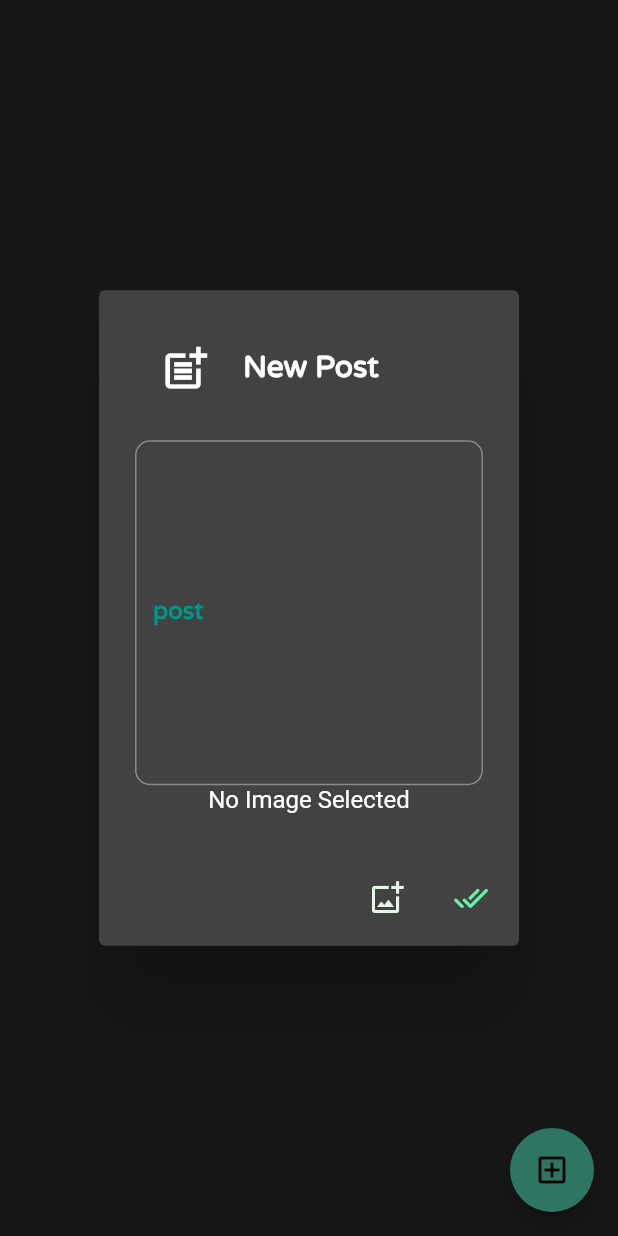
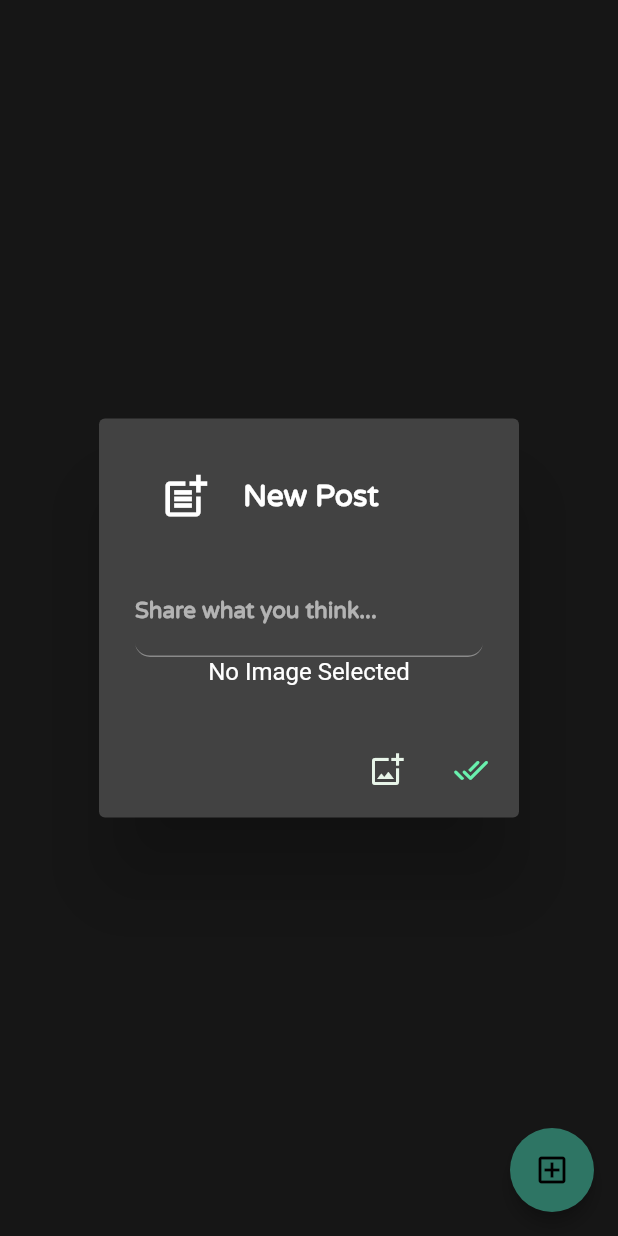
Before and after one commit to Read-Lax/ReadLax, a Flutter app: the ExplorePage screen opened directly, after a tap on the "add box" icon, on a phone screen of 412 x 824 dp. Run offline on Flutter 3.47's test engine with Material 2 defaults, Android fonts, the phone set to English and light mode, and no system bars; our stand-ins replace adhan, audioplayers, cloud_firestore, firebase_auth, firebase_core, firebase_storage and 7 more; missing offline and left inert: numeral, slide_digital_clock; accounts and stored records are empty.

Commit message:
Adding some designs and features

```diff
--- a/lib/pages/ExplorePage.dart
+++ b/lib/pages/ExplorePage.dart
@@ -141,25 +141,29 @@ class _ExplorePageState extends State<ExplorePage> {
                     controller: userPost,
                     cursorColor: Colors.black,
                     keyboardType: TextInputType.multiline,
-                    maxLines: 10,
+                    maxLines: null,
                     decoration: const InputDecoration(
                       hoverColor: Colors.greenAccent,
                       fillColor: Colors.black,
-                      border: OutlineInputBorder(
+                      border: UnderlineInputBorder(
                           borderRadius:
                               BorderRadius.all(Radius.circular(10.0))),
+                      // OutlineInputBorder(
+                      // borderRadius:
+                      // BorderRadius.all(Radius.circular(10.0))
                       label: Text(
-                        "post",
+                        "Share what you think...",
                         style: TextStyle(
-                            fontFamily: "VareLaRound",
-                            fontWeight: FontWeight.bold,
-                            color: Colors.teal
-                            // color: Colors.black45,
-                            ),
+                          fontFamily: "VareLaRound",
+                          fontWeight: FontWeight.bold,
+                          // color: Colors.teal,
+                          fontSize: 15,
+                          // color: Colors.black45,
+                        ),
                       ),
                     ),
                   ),
-                  returnImageOrText
+                  Container(child: returnImageOrText)
                 ],
               ),
             ),
@@ -236,6 +240,10 @@ class _ExplorePageState extends State<ExplorePage> {
                                         // maxWidth: 513,
                                         imageQuality: 100,
                                       );
+                                      setState(() {
+                                        returnImageOrText =
+                                            Image.file(File(imagePicker!.path));
+                                      });
                                       Reference ref = FirebaseStorage.instance
                                           .ref("posts")
                                           .child("images")
```
